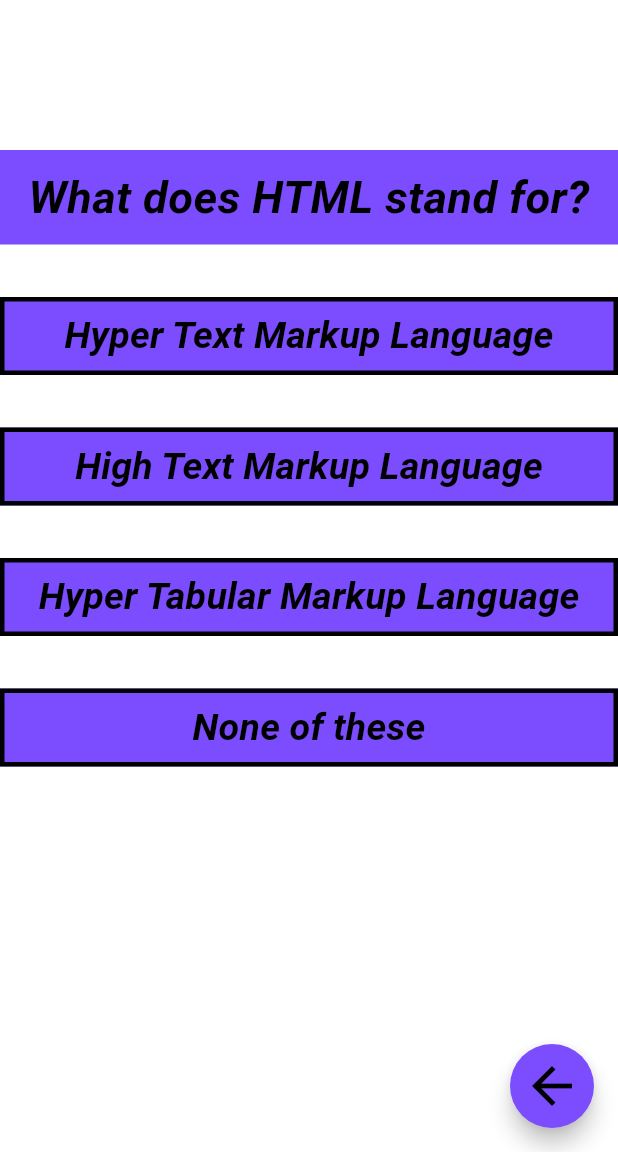
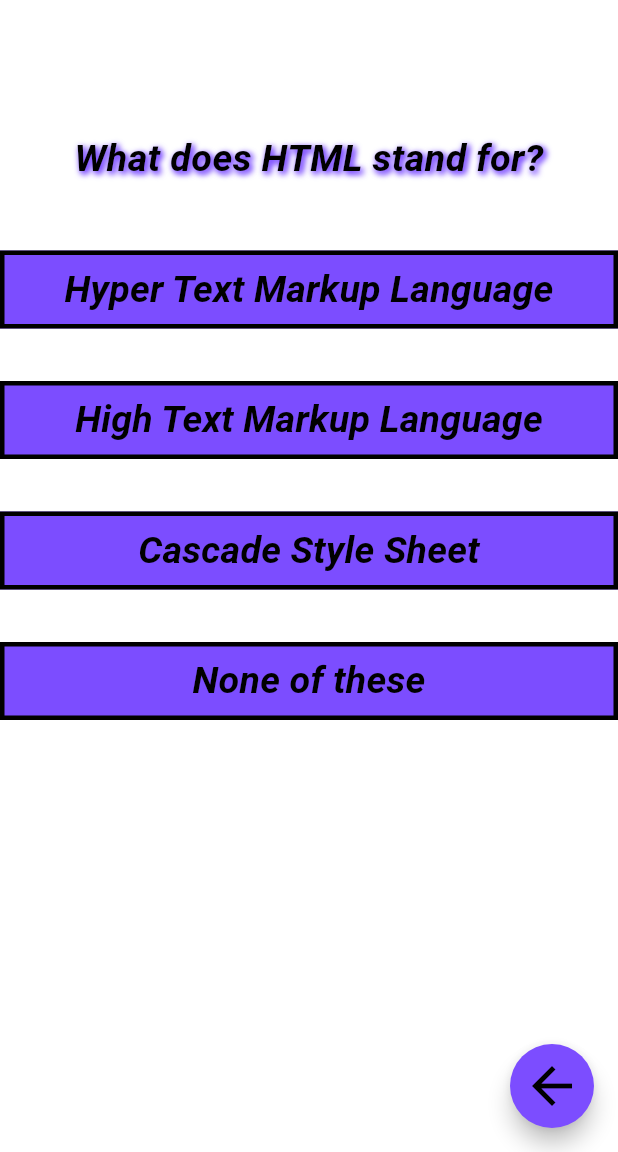
Before and after one commit to BayarAli2002/Quiz_App, a Flutter app: the screen it shows after launch, on a phone screen of 412 x 824 dp, the part 84-1236 px from its top. Run offline on Flutter 3.47's test engine with Material 3 defaults, Android fonts, the phone set to English and light mode, and no system bars.

Commit message:
quiz-app

```diff
--- a/lib/main.dart
+++ b/lib/main.dart
@@ -71,7 +71,7 @@ class _MyAppState extends State<MyApp> {
       'answers': [
         {'text': 'Hyper Text Markup Language', 'score': 1},
         {'text': 'High Text Markup Language', 'score': 0},
-        {'text': 'Hyper Tabular Markup Language', 'score': 0},
+        {'text': 'Cascade Style Sheet', 'score': 0},
         {'text': 'None of these', 'score': 0},
       ]
     },
@@ -136,7 +136,7 @@ class _MyAppState extends State<MyApp> {
       'answers': [
         {'text': 'To terminate the loop and exit', 'score': 1},
         {'text': 'To skip the current iteration', 'score': 0},
-        {'text': 'To continue to the next iteration', 'score': 0},
+        {'text': 'To assign a pointer', 'score': 0},
         {'text': 'To pause the loop', 'score': 0},
       ]
     },
--- a/lib/question.dart
+++ b/lib/question.dart
@@ -8,17 +8,29 @@ class Question extends StatelessWidget {
   @override
   Widget build(BuildContext context) {
     return Container(
-      color: Colors.deepPurpleAccent,
-      padding: EdgeInsets.fromLTRB(0, 10, 0, 10),
+      padding: EdgeInsets.fromLTRB(0, 8, 0,8),
       width: double.infinity,
-      margin: EdgeInsets.only(top: 100),
+      margin: EdgeInsets.only(top: 80),
       child: Text(
         questiontext,
         style: TextStyle(
           color: textColor,
-          fontSize: 30,
+          fontSize: 25,
           fontWeight: FontWeight.w600,
           fontStyle: FontStyle.italic,
+          shadows: <Shadow>[
+            Shadow(
+              color: Colors.deepPurpleAccent,
+              offset: Offset(2, 2),
+              blurRadius: 5,
+            ),
+            Shadow(
+              color: Colors.deepPurpleAccent,
+              offset: Offset(1, 1),
+              blurRadius: 5,
+            ),
+
+          ],
         ),
         textAlign: TextAlign.center,
       ),
```
Also changed, not shown: flutter_01.png (added), flutter_02.png (added).
